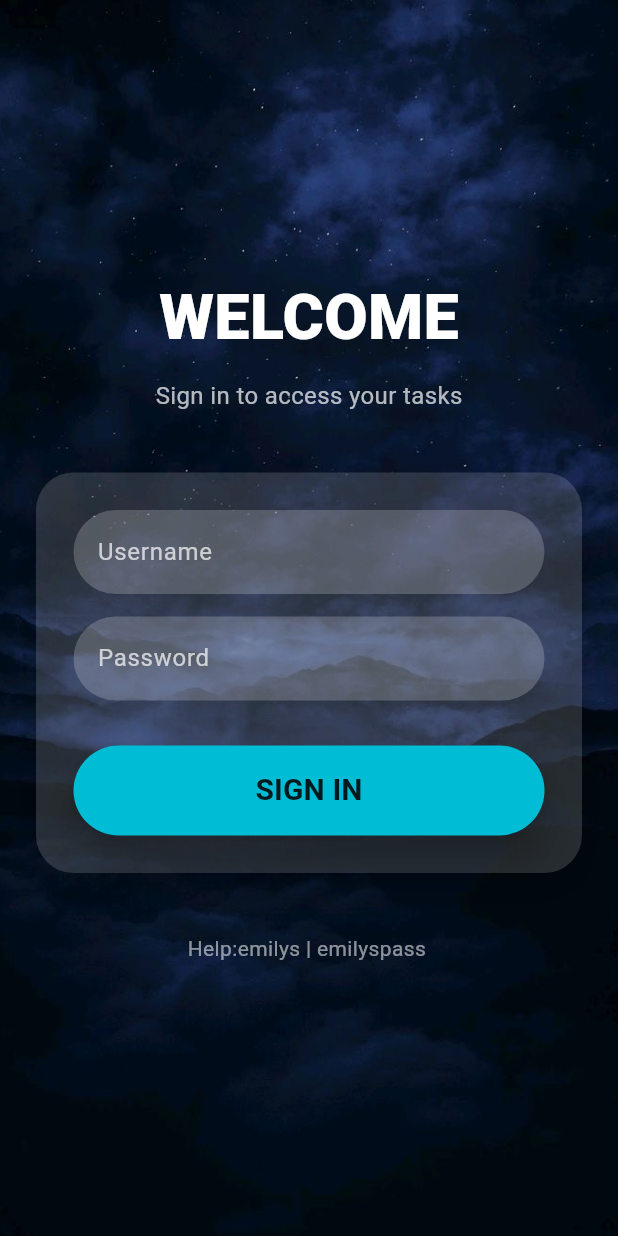
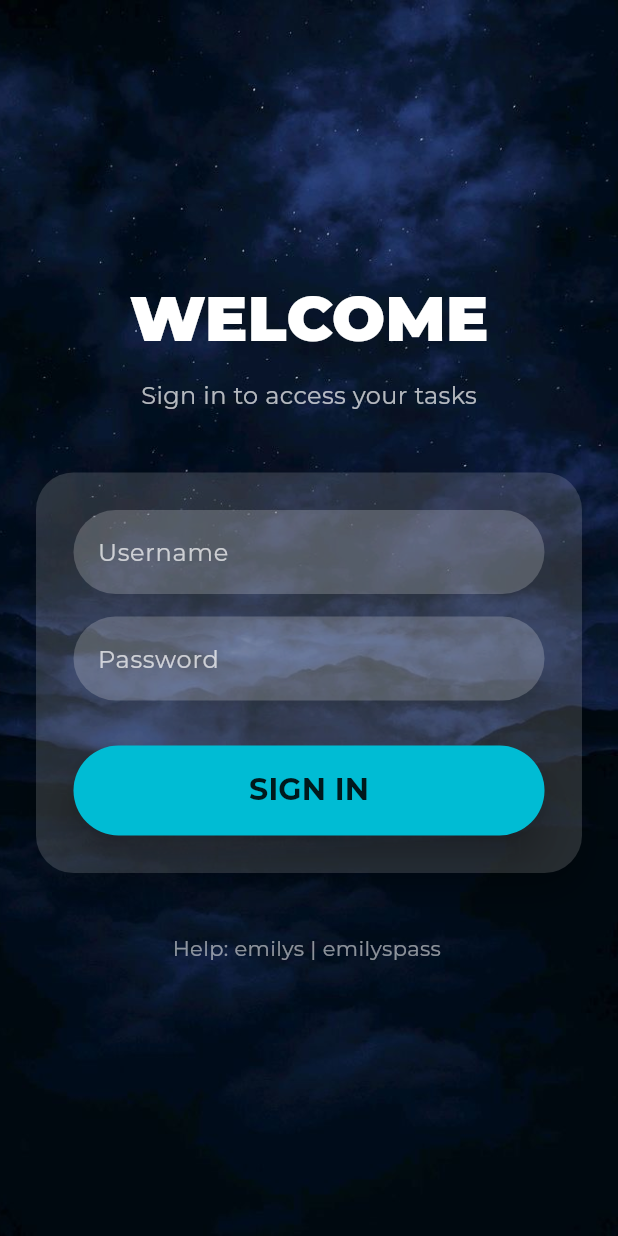
Before and after one commit to Davut-06/todo-app, a Flutter app: the screen it shows after launch, on a phone screen of 412 x 824 dp. Run offline on Flutter 3.47's test engine with Material 3 defaults, Android fonts, the phone set to English and light mode, and no system bars; our stand-ins replace google_fonts.

```diff
--- a/lib/main.dart
+++ b/lib/main.dart
@@ -1,6 +1,7 @@
 import 'package:flutter/material.dart';
 import 'package:app_todo/screens/home.dart';
 import 'package:flutter/services.dart';
+import 'package:google_fonts/google_fonts.dart';
 
 void main() {
   runApp(const MyApp());
@@ -16,6 +17,26 @@ class MyApp extends StatelessWidget {
       SystemUiOverlayStyle(statusBarColor: Colors.transparent),
     );
     return MaterialApp(
+      theme: ThemeData(
+        brightness: Brightness.light,
+        useMaterial3: true,
+        colorScheme: ColorScheme.fromSeed(seedColor: Colors.deepPurple),
+        textTheme: GoogleFonts.montserratTextTheme(
+          ThemeData(brightness: Brightness.light).textTheme,
+        ),
+      ),
+      darkTheme: ThemeData(
+        brightness: Brightness.dark,
+        useMaterial3: true,
+        colorScheme: ColorScheme.fromSeed(
+          seedColor: Colors.cyan,
+          brightness: Brightness.dark,
+        ),
+        textTheme: GoogleFonts.montserratTextTheme(
+          ThemeData(brightness: Brightness.dark).textTheme,
+        ),
+      ),
+      themeMode: ThemeMode.system,
       debugShowCheckedModeBanner: false,
       title: 'ToDo App',
       home: Home(),
--- a/lib/screens/home.dart
+++ b/lib/screens/home.dart
@@ -1,10 +1,8 @@
 import 'package:flutter/material.dart';
-// 1. Импорты для работы с API
 import 'package:app_todo/services/auth_service.dart';
 import 'package:app_todo/models/user.dart';
-import 'todo_list_screen.dart'; // Перенаправление на этот экран
+import 'todo_list_screen.dart';
 
-// Твой класс Home теперь становится экраном логина
 class Home extends StatefulWidget {
   const Home({Key? key}) : super(key: key);
 
@@ -76,7 +74,7 @@ class _HomeState extends State<Home> {
           // 1. Фоновое изображение (ПЕРВЫЙ ЭЛЕМЕНТ В STACK)
           Positioned.fill(
             child: Image.asset(
-              'assets/images/1b.jpg', // <--- ЗАМЕНИТЕ НА ПУТЬ К ВАШЕМУ ФОНОВОМУ ИЗОБРАЖЕНИЮ
+              'assets/images/1b.jpg',
               fit: BoxFit.cover, // Растянуть изображение на весь экран
             ),
           ),
@@ -187,7 +185,7 @@ class _HomeState extends State<Home> {
                   ),
                   const SizedBox(height: 40),
                   const SelectableText(
-                    'Help:emilys | emilyspass',
+                    'Help: emilys | emilyspass',
                     style: TextStyle(fontSize: 14, color: Colors.white54),
                   ),
                 ],
--- a/lib/services/auth_service.dart
+++ b/lib/services/auth_service.dart
@@ -82,9 +82,8 @@ class AuthService {
     }
   }
 
-  // ------------------------------------------------------------------
-  // *** ИСПРАВЛЕНИЕ: МЕТОД 3 ДОБАВЛЕН ВНУТРЬ КЛАССА AuthService ***
-  // ------------------------------------------------------------------
+  // ИСПРАВЛЕНИЕ: МЕТОД 3 ДОБАВЛЕН ВНУТРЬ КЛАССА AuthService
+
   Future<Todo> addTodo(Todo newTodo, int userId, String token) async {
     // 1. Имитация задержки сети
     await Future.delayed(const Duration(milliseconds: 700));
--- a/pubspec.yaml
+++ b/pubspec.yaml
@@ -1,7 +1,7 @@
 name: app_todo
 description: "A new Flutter project."
 
-publish_to: 'none' # Remove this line if you wish to publish to pub.dev
+publish_to: 'none'
 
 
 version: 1.0.0+1
@@ -13,7 +13,7 @@ environment:
 dependencies:
   flutter:
     sdk: flutter
-  http: ^1.5.0 # Самая свежая стабильная версия
+  http: ^1.5.0 # стабильная версия
   google_fonts: ^6.1.0
 
 
```
